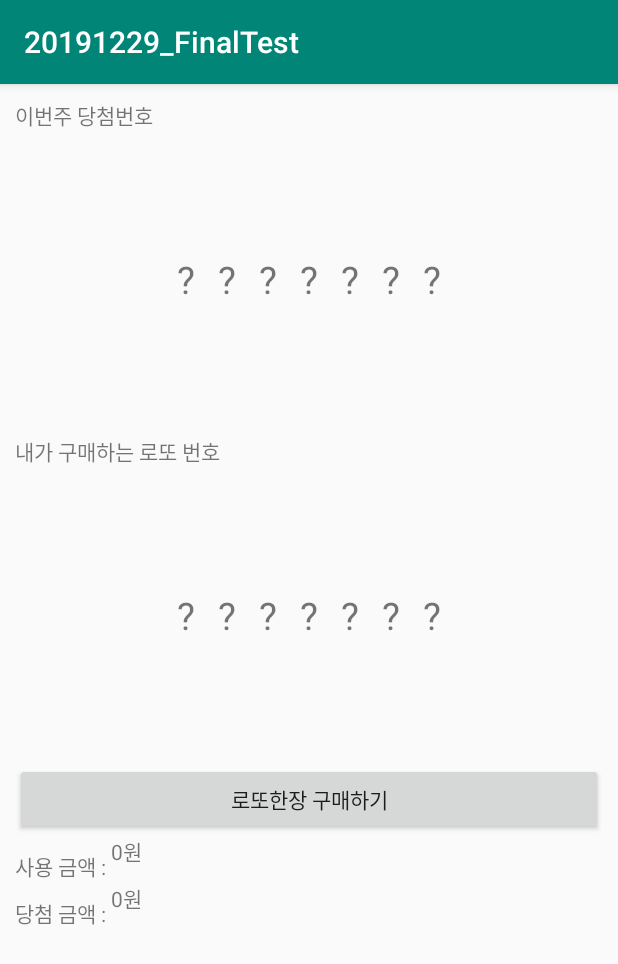
After one commit to HappyDMY/20191229_FinalTest, an Android app: the LottoActivity screen opened directly, with no data from a screen before it, on a phone screen of 412 x 824 dp. The commit adds this screen. Shown: the top 964 px of the screen. Run offline under Robolectric (Android 15) with nearby library versions, the phone set to English and light mode, and no system bars.

Commit message:
로또 화면 초안 작성 오류 있음

```diff
--- a/app/src/main/AndroidManifest.xml
+++ b/app/src/main/AndroidManifest.xml
@@ -9,6 +9,7 @@
         android:roundIcon="@mipmap/ic_launcher_round"
         android:supportsRtl="true"
         android:theme="@style/AppTheme">
+        <activity android:name=".LottoActivity"></activity>
         <activity android:name=".MainActivity">
             <intent-filter>
                 <action android:name="android.intent.action.MAIN" />
--- /dev/null
+++ b/app/src/main/java/com/example/a20191229_finaltest/LottoActivity.kt
@@ -0,0 +1,19 @@
+package com.example.a20191229_finaltest
+
+import androidx.appcompat.app.AppCompatActivity
+import android.os.Bundle
+
+class LottoActivity : BaseActivity() {
+    override fun onCreate(savedInstanceState: Bundle?) {
+        super.onCreate(savedInstanceState)
+        setContentView(R.layout.activity_lotto)
+    }
+
+    override fun setupEvents() {
+        TODO("not implemented") //To change body of created functions use File | Settings | File Templates.
+    }
+
+    override fun setValues() {
+        TODO("not implemented") //To change body of created functions use File | Settings | File Templates.
+    }
+}
--- /dev/null
+++ b/app/src/main/res/layout/activity_lotto.xml
@@ -0,0 +1,186 @@
+<?xml version="1.0" encoding="utf-8"?>
+<LinearLayout xmlns:android="http://schemas.android.com/apk/res/android"
+    xmlns:app="http://schemas.android.com/apk/res-auto"
+    xmlns:tools="http://schemas.android.com/tools"
+    android:layout_width="match_parent"
+    android:layout_height="match_parent"
+    android:padding="10dp"
+    android:orientation="vertical"
+    tools:context=".LottoActivity">
+
+    <TextView
+        android:layout_width="wrap_content"
+        android:layout_height="wrap_content"
+        android:text="이번주 당첨번호"/>
+
+    <LinearLayout
+        android:layout_width="match_parent"
+        android:layout_height="177dp"
+        android:layout_marginTop="10dp"
+        android:gravity="center"
+        android:orientation="horizontal">
+
+        <TextView
+            android:layout_width="wrap_content"
+            android:layout_height="wrap_content"
+            android:text="\?"
+            android:textSize="25sp" />
+
+        <TextView
+            android:layout_width="wrap_content"
+            android:layout_height="wrap_content"
+            android:layout_marginLeft="15dp"
+            android:text="\?"
+            android:textSize="25sp" />
+
+        <TextView
+            android:layout_width="wrap_content"
+            android:layout_height="wrap_content"
+            android:layout_marginLeft="15dp"
+            android:text="\?"
+            android:textSize="25sp" />
+
+        <TextView
+            android:layout_width="wrap_content"
+            android:layout_height="wrap_content"
+            android:layout_marginLeft="15dp"
+            android:text="\?"
+            android:textSize="25sp" />
+
+        <TextView
+            android:layout_width="wrap_content"
+            android:layout_height="wrap_content"
+            android:layout_marginLeft="15dp"
+            android:text="\?"
+            android:textSize="25sp" />
+
+        <TextView
+            android:layout_width="wrap_content"
+            android:layout_height="wrap_content"
+            android:layout_marginLeft="15dp"
+            android:text="\?"
+            android:textSize="25sp" />
+
+        <TextView
+            android:layout_width="wrap_content"
+            android:layout_height="wrap_content"
+            android:layout_marginLeft="15dp"
+            android:text="\?"
+            android:textSize="25sp" />
+    </LinearLayout>
+
+    <TextView
+        android:layout_width="wrap_content"
+        android:layout_height="wrap_content"
+        android:layout_marginTop="15dp"
+        android:text="내가 구매하는 로또 번호"/>
+
+    <LinearLayout
+        android:layout_width="match_parent"
+        android:layout_height="177dp"
+        android:layout_marginTop="10dp"
+        android:gravity="center"
+        android:orientation="horizontal">
+
+        <TextView
+            android:layout_width="wrap_content"
+            android:layout_height="wrap_content"
+            android:text="\?"
+            android:textSize="25sp" />
+
+        <TextView
+            android:layout_width="wrap_content"
+            android:layout_height="wrap_content"
+            android:layout_marginLeft="15dp"
+            android:text="\?"
+            android:textSize="25sp" />
+
+        <TextView
+            android:layout_width="wrap_content"
+            android:layout_height="wrap_content"
+            android:layout_marginLeft="15dp"
+            android:text="\?"
+            android:textSize="25sp" />
+
+        <TextView
+            android:layout_width="wrap_content"
+            android:layout_height="wrap_content"
+            android:layout_marginLeft="15dp"
+            android:text="\?"
+            android:textSize="25sp" />
+
+        <TextView
+            android:layout_width="wrap_content"
+            android:layout_height="wrap_content"
+            android:layout_marginLeft="15dp"
+            android:text="\?"
+            android:textSize="25sp" />
+
+        <TextView
+            android:layout_width="wrap_content"
+            android:layout_height="wrap_content"
+            android:layout_marginLeft="15dp"
+            android:text="\?"
+            android:textSize="25sp" />
+
+        <TextView
+            android:layout_width="wrap_content"
+            android:layout_height="wrap_content"
+            android:layout_marginLeft="15dp"
+            android:text="\?"
+            android:textSize="25sp" />
+    </LinearLayout>
+
+
+    <Button
+        android:layout_marginTop="10dp"
+        android:layout_width="match_parent"
+        android:layout_height="wrap_content"
+        android:text="로또한장 구매하기"/>
+
+    <LinearLayout
+        android:layout_width="match_parent"
+        android:layout_height="wrap_content"
+        android:orientation="horizontal">
+
+
+        <TextView
+            android:layout_width="wrap_content"
+            android:layout_height="wrap_content"
+            android:layout_marginTop="10dp"
+            android:text="사용 금액 : "/>
+
+
+        <TextView
+            android:layout_width="wrap_content"
+            android:layout_height="wrap_content"
+            android:text="0원 "/>
+
+
+
+
+    </LinearLayout>
+    <LinearLayout
+        android:layout_width="match_parent"
+        android:layout_height="wrap_content"
+        android:orientation="horizontal">
+
+
+        <TextView
+            android:layout_width="wrap_content"
+            android:layout_height="wrap_content"
+            android:layout_marginTop="10dp"
+            android:text="당첨 금액 : "/>
+
+
+        <TextView
+            android:layout_width="wrap_content"
+            android:layout_height="wrap_content"
+            android:text="0원 "/>
+
+
+
+
+    </LinearLayout>
+
+</LinearLayout>
--- a/app/src/main/res/layout/activity_main.xml
+++ b/app/src/main/res/layout/activity_main.xml
@@ -4,7 +4,15 @@
     xmlns:tools="http://schemas.android.com/tools"
     android:layout_width="match_parent"
     android:layout_height="match_parent"
+    android:layout_gravity="center"
+    android:layout_margin="10dp"
     tools:context=".MainActivity">
+
+    <Button
+        android:id="@+id/lottoBtn"
+        android:layout_width="match_parent"
+        android:layout_height="wrap_content"
+        android:text="로또시뮬레이터 버튼"/>
 
 
 </LinearLayout>
```
